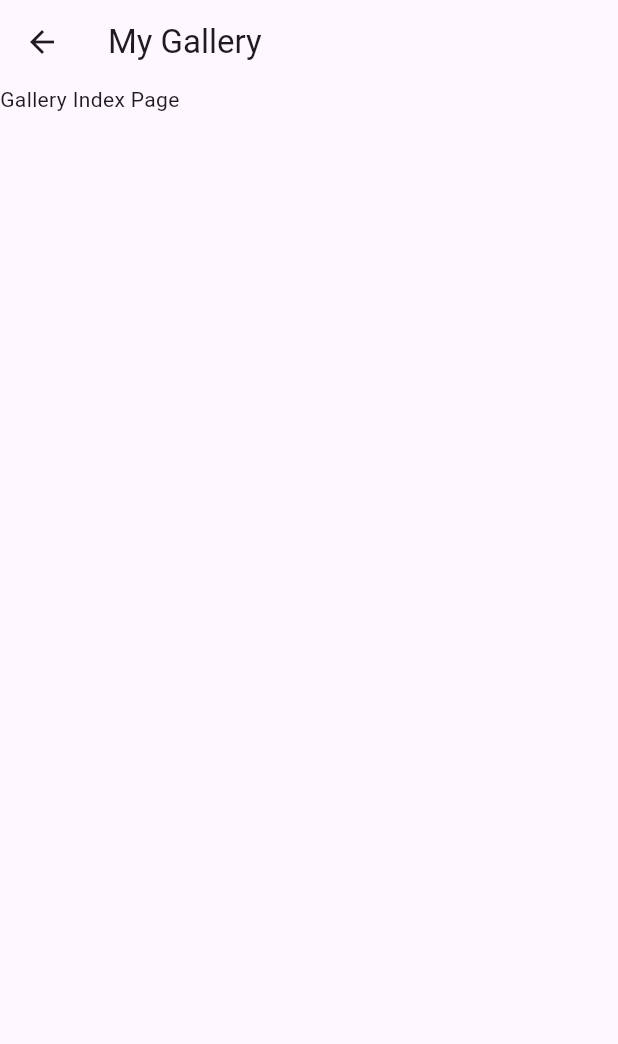
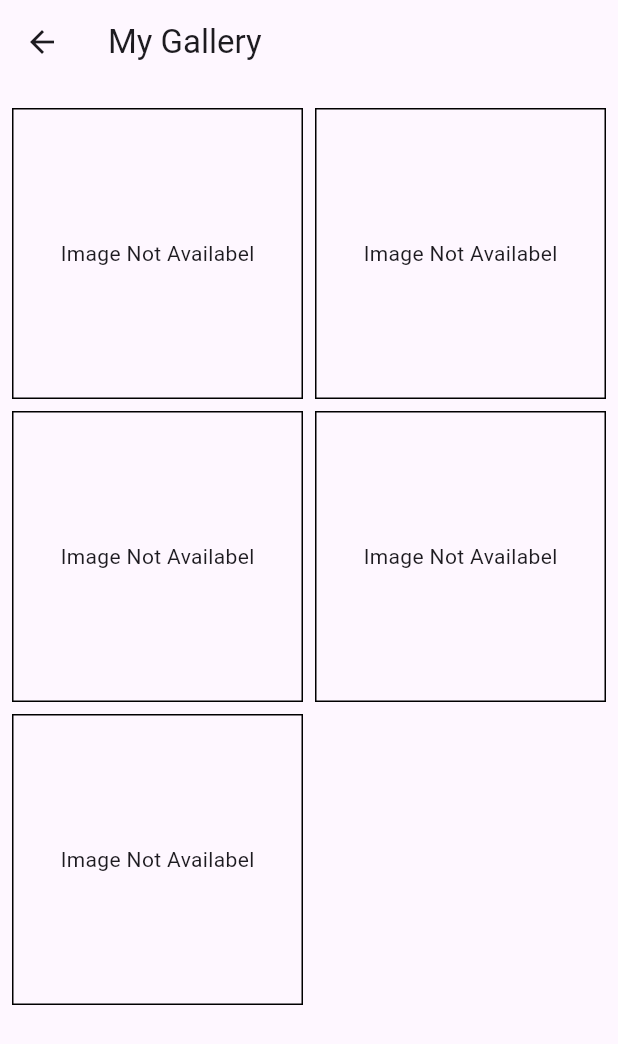
Before and after one commit to yafizh/my_gallery, a Flutter app: the GalleryIndex screen opened by its route, on a phone screen of 412 x 824 dp. Shown: the top 1044 px of the screen. Run offline on Flutter 3.47's test engine with Material 3 defaults, Android fonts, the phone set to English and light mode, and no system bars.

Commit message:
gallery index interafce

```diff
--- a/lib/screens/gallery/gallery_index.dart
+++ b/lib/screens/gallery/gallery_index.dart
@@ -9,7 +9,21 @@ class GalleryIndex extends StatelessWidget {
       appBar: AppBar(
         title: const Text('My Gallery'),
       ),
-      body: const Text('Gallery Index Page'),
+      body: Padding(
+        padding: const EdgeInsets.symmetric(vertical: 16, horizontal: 8),
+        child: GridView.builder(
+            gridDelegate: const SliverGridDelegateWithFixedCrossAxisCount(
+                crossAxisCount: 2, mainAxisSpacing: 8, crossAxisSpacing: 8),
+            itemCount: 5,
+            itemBuilder: (context, index) {
+              return Container(
+                decoration: BoxDecoration(border: Border.all(width: 1)),
+                child: const Center(
+                  child: Text('Image Not Availabel'),
+                ),
+              );
+            }),
+      ),
     );
   }
 }
```
